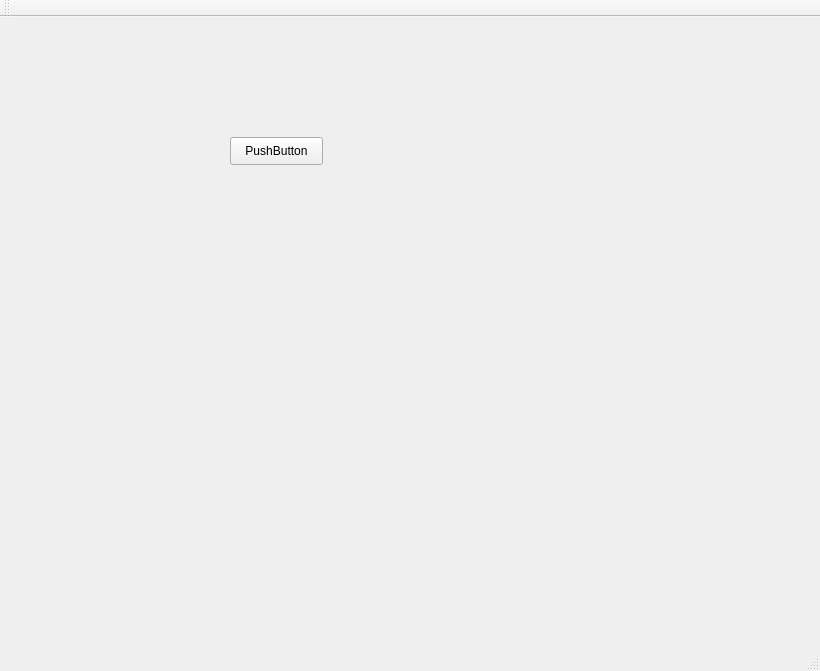
First picture: the form in QtWidgetsApplication1/QtWidgetsApplication1/QtWidgetsApplication1.ui, repository stronghzz/qtcode, before the edit.
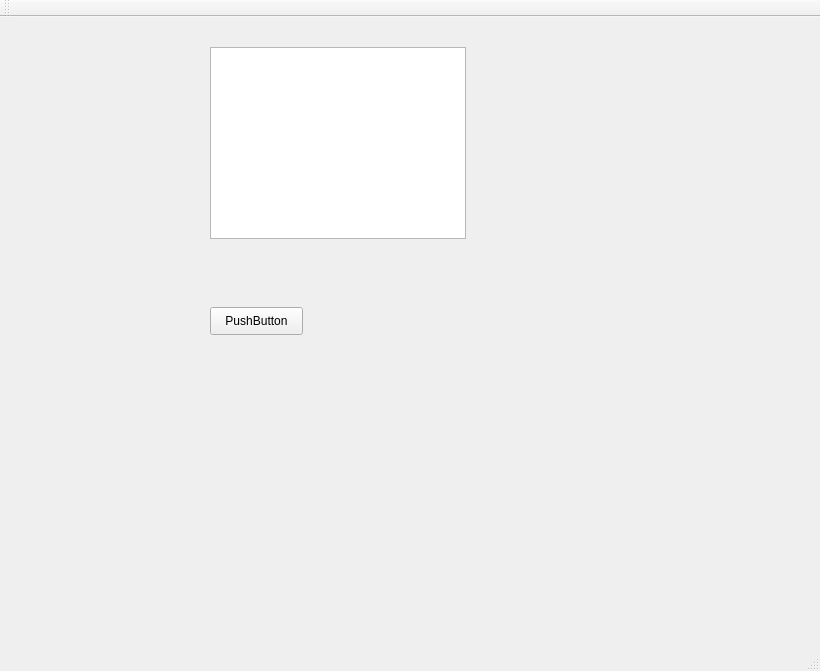
Second picture: the form after the edit.

Diff of the .ui file:
```diff
--- a/QtWidgetsApplication1/QtWidgetsApplication1/QtWidgetsApplication1.ui
+++ b/QtWidgetsApplication1/QtWidgetsApplication1/QtWidgetsApplication1.ui
@@ -17,8 +17,8 @@
    <widget class="QPushButton" name="pushButton">
     <property name="geometry">
      <rect>
-      <x>230</x>
-      <y>120</y>
+      <x>210</x>
+      <y>290</y>
       <width>93</width>
       <height>28</height>
      </rect>
@@ -27,6 +27,16 @@
      <string>PushButton</string>
     </property>
    </widget>
+   <widget class="QTextBrowser" name="textBrowser">
+    <property name="geometry">
+     <rect>
+      <x>210</x>
+      <y>30</y>
+      <width>256</width>
+      <height>192</height>
+     </rect>
+    </property>
+   </widget>
   </widget>
   <widget class="QMenuBar" name="menuBar">
    <property name="geometry">
```
